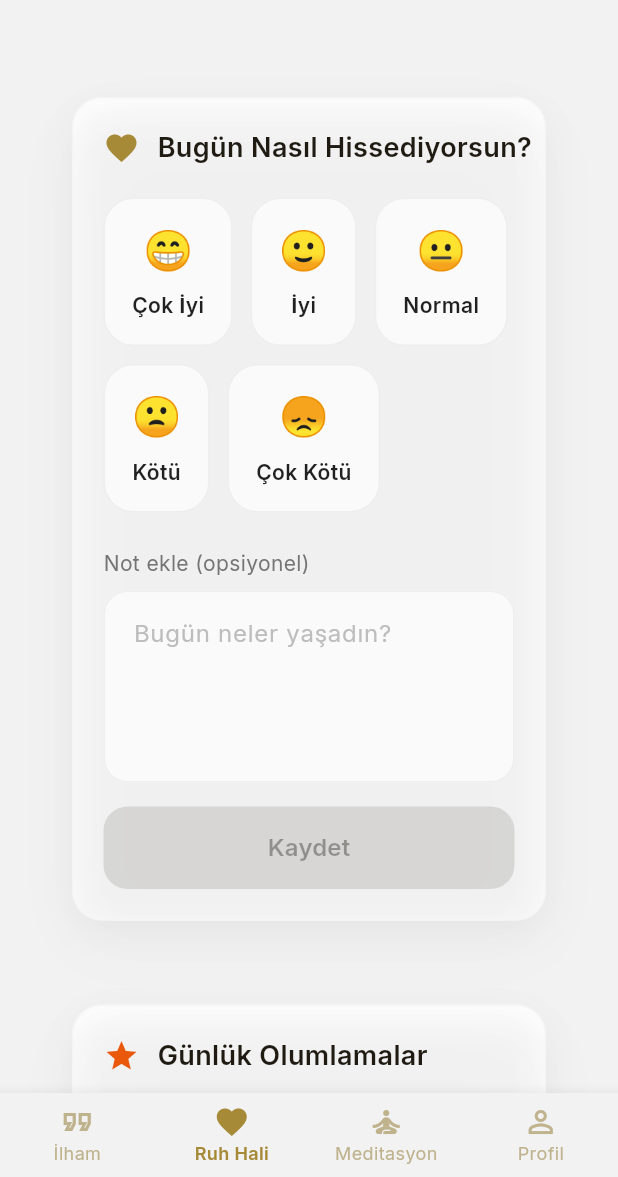
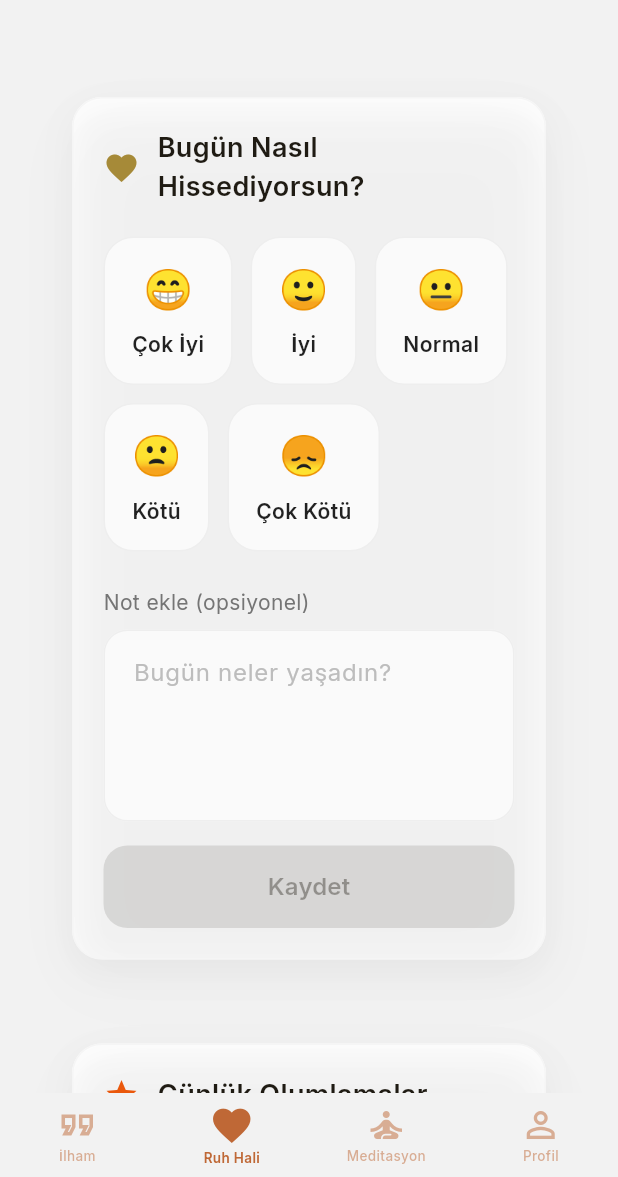
Before and after one commit to MRSgkce/MyDearDiary, a Flutter app: the screen it shows after launch, item 2 of the bottom bar chosen, on a phone screen of 412 x 824 dp, the part 59-1236 px from its top. Run offline on Flutter 3.47's test engine with Material 3 defaults, Android fonts, the phone set to English and light mode, and no system bars; our stand-ins replace flutter_riverpod, lottie, shared_preferences; project files that could hold a hidden picture were left out.

Commit message:
edit: pages

```diff
--- a/lib/screens/home_screen.dart
+++ b/lib/screens/home_screen.dart
@@ -151,7 +151,7 @@ class HomeScreen extends ConsumerWidget {
             Icon(
               icon,
               size: 80,
-              color: isCupertino ? CupertinoColors.systemGrey : Colors.grey,
+              color: isCupertino ? CupertinoColors.systemGrey : Colors.amber,
             ),
             const SizedBox(height: 24),
             Text(
--- a/lib/widgets/adaptive_navigation.dart
+++ b/lib/widgets/adaptive_navigation.dart
@@ -27,11 +27,9 @@ class AdaptiveNavigationBar extends StatelessWidget {
     final deviceType = ResponsiveHelper.getDeviceType(context);
     final isLandscape = ResponsiveHelper.isLandscape(context);
 
-    if (Platform.isIOS) {
-      return _buildCupertinoNavigationBar(context, deviceType, isLandscape);
-    } else {
-      return _buildMaterialNavigationBar(context, deviceType, isLandscape);
-    }
+    return Platform.isIOS
+        ? _buildCupertinoNavigationBar(context, deviceType, isLandscape)
+        : _buildMaterialNavigationBar(context, deviceType, isLandscape);
   }
 
   Widget _buildCupertinoNavigationBar(
@@ -47,17 +45,20 @@ class AdaptiveNavigationBar extends StatelessWidget {
     return CupertinoTabBar(
       currentIndex: selectedIndex,
       onTap: onTap,
-      activeColor:
-          selectedItemColor ?? const Color(0xFFA68A38), // Sonbahar turuncu
+      activeColor: selectedItemColor ?? const Color(0xFFBF6836), // Yeni turuncu
       inactiveColor:
           unselectedItemColor ??
-          const Color(0xFFBFB38E), // Soft sonbahar kahverengi
+          const Color(0xFFBF6836).withOpacity(0.5), // %50 şeffaflık
       backgroundColor: backgroundColor ?? const Color(0xFFF2F2F2), // Soft grey
+      border: const Border(), // Çizgiyi kaldır
       items: items
           .map(
             (item) => BottomNavigationBarItem(
-              icon: Icon(item.icon),
-              activeIcon: Icon(item.activeIcon),
+              icon: Icon(item.icon, size: 28), // Daha büyük ikon
+              activeIcon: Icon(
+                item.activeIcon,
+                size: 30,
+              ), // Daha büyük aktif ikon
               label: _shouldShowLabels(deviceType, isLandscape)
                   ? item.label
                   : null,
@@ -78,25 +79,32 @@ class AdaptiveNavigationBar extends StatelessWidget {
     }
 
     return BottomNavigationBar(
-      type: _getNavigationBarType(deviceType),
+      type: BottomNavigationBarType.fixed, // Sabit yükseklik
       currentIndex: selectedIndex,
       onTap: onTap,
       selectedItemColor:
-          selectedItemColor ?? const Color(0xFFA68A38), // Sonbahar turuncu
+          selectedItemColor ?? const Color(0xFFBF6836), // Yeni turuncu
       unselectedItemColor:
           unselectedItemColor ??
-          const Color(0xFFBFB38E), // Soft sonbahar kahverengi
+          const Color(0xFFBF6836).withOpacity(0.5), // %50 şeffaflık
       selectedLabelStyle: TextStyle(
         fontWeight: FontWeight.w600,
-        fontSize: _getResponsiveFontSize(context, 12),
+        fontSize: _getResponsiveFontSize(context, 9),
+      ),
+      unselectedLabelStyle: TextStyle(
+        fontWeight: FontWeight.w500,
+        fontSize: _getResponsiveFontSize(context, 9),
       ),
       backgroundColor: backgroundColor ?? const Color(0xFFF2F2F2), // Soft grey
-      elevation: _getResponsiveElevation(deviceType),
+      elevation: 0, // Çizgiyi kaldırmak için elevation 0
       items: items
           .map(
             (item) => BottomNavigationBarItem(
-              icon: Icon(item.icon),
-              activeIcon: Icon(item.activeIcon),
+              icon: Icon(item.icon, size: 28), // Daha büyük ikon
+              activeIcon: Icon(
+                item.activeIcon,
+                size: 30,
+              ), // Daha büyük aktif ikon
               label: _shouldShowLabels(deviceType, isLandscape)
                   ? item.label
                   : null,
@@ -188,18 +196,6 @@ class AdaptiveNavigationBar extends StatelessWidget {
         ],
       ),
     );
-  }
-
-  BottomNavigationBarType _getNavigationBarType(DeviceType deviceType) {
-    switch (deviceType) {
-      case DeviceType.mobile:
-        return BottomNavigationBarType.fixed;
-      case DeviceType.tablet:
-        return BottomNavigationBarType.fixed;
-      case DeviceType.desktop:
-      case DeviceType.largeDesktop:
-        return BottomNavigationBarType.fixed;
-    }
   }
 
   bool _shouldShowLabels(DeviceType deviceType, bool isLandscape) {
--- a/lib/widgets/mood_tab.dart
+++ b/lib/widgets/mood_tab.dart
@@ -195,7 +195,8 @@ class _MoodTabState extends State<MoodTab> {
             children: [
               icon,
               const SizedBox(width: 12),
-              Text(
+              Expanded(
+                child: Text(
                   title,
                   style: TextStyle(
                     fontSize: 18,
@@ -203,6 +204,7 @@ class _MoodTabState extends State<MoodTab> {
                     color: Platform.isIOS
                         ? CupertinoColors.label
                         : Theme.of(context).colorScheme.onSurface,
+                  ),
                 ),
               ),
             ],
```
Lines whose indentation alone changed are shown as unchanged.
